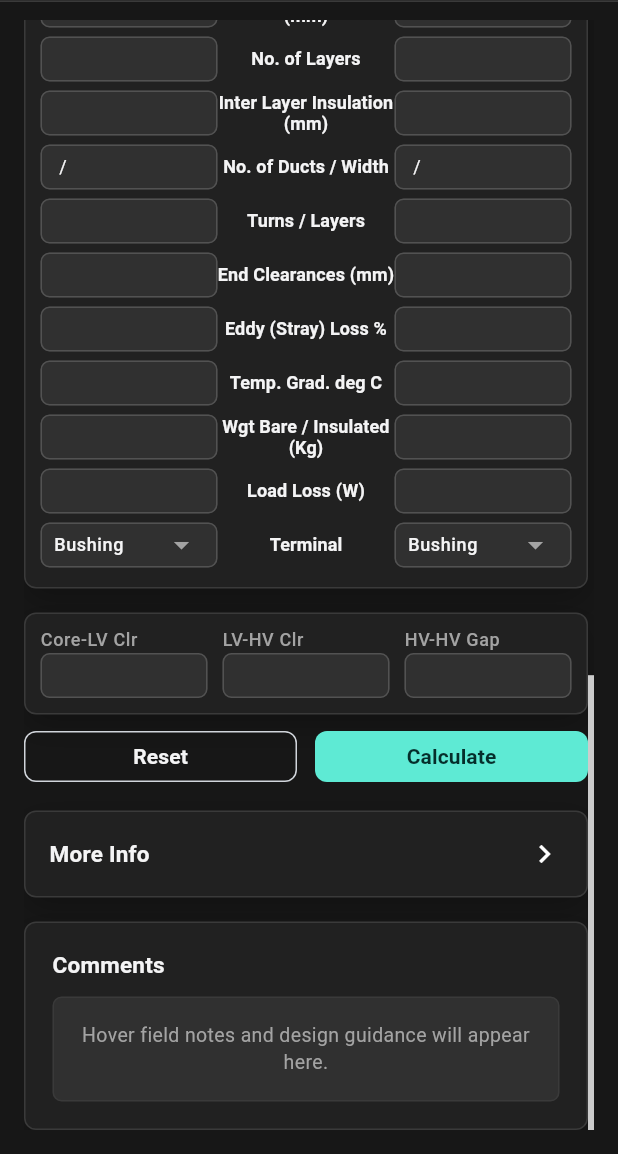
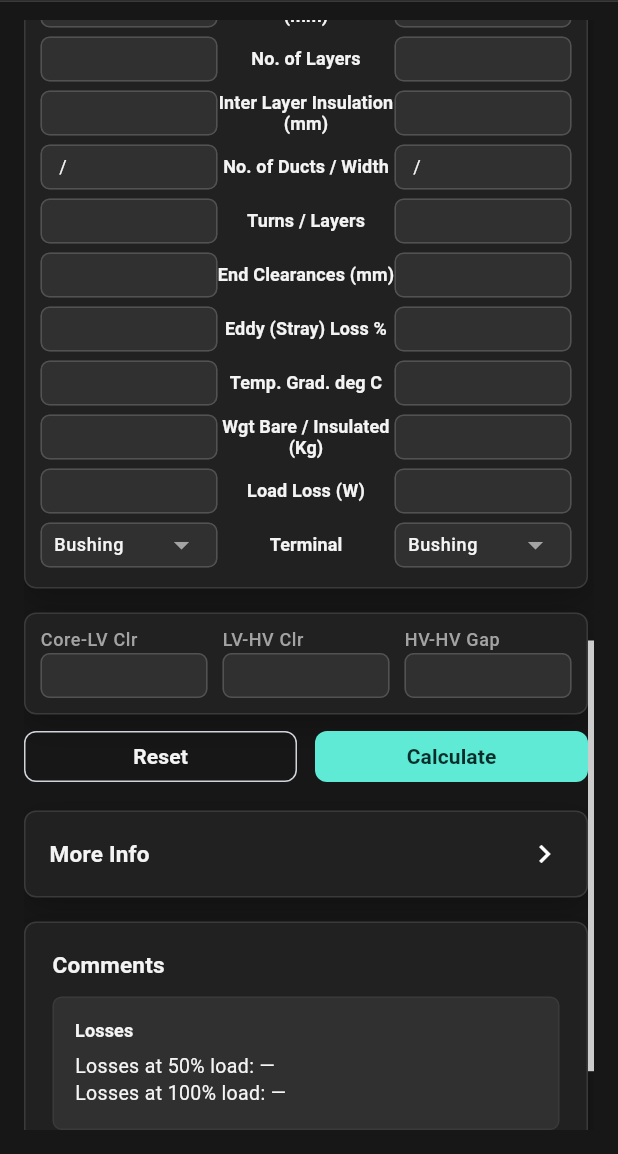
Before and after one commit to KrishTransformer/trafo_desktop, a Flutter app: the TwoWindingScreen screen opened by its route, scrolled down 1066 dp, on a phone screen of 412 x 824 dp, the part 82-1236 px from its top. Run offline on Flutter 3.47's test engine with Material 3 defaults, Android fonts, the light colour scheme and no system bars; our stand-ins replace dio, flutter_secure_storage, go_router, pdf; missing offline and left inert: webview_windows; accounts and stored records are empty; network calls fail; Roboto replaces fonts that are missing (Segoe UI).

Commit message:
Update winding inputs, losses display, and Trafo installer

```diff
--- a/lib/src/features/design_workspace/presentation/two_winding_screen.dart
+++ b/lib/src/features/design_workspace/presentation/two_winding_screen.dart
@@ -194,6 +194,12 @@ class _TwoWindingScreenState extends State<TwoWindingScreen> {
                                 ),
                                 const SizedBox(height: AppSpacing.lg),
                                 _CommentsCard(
+                                  lossesAt50Percent: state.design.stringAt(
+                                    'lossesAt50Percent',
+                                  ),
+                                  lossesAt100Percent: state.design.stringAt(
+                                    'lossesAt100Percent',
+                                  ),
                                   persistentComments: persistentComments,
                                   hoveredComment: hoveredComment,
                                 ),
@@ -1120,10 +1126,14 @@ class _ClearanceCard extends StatelessWidget {
 
 class _CommentsCard extends StatelessWidget {
   const _CommentsCard({
+    required this.lossesAt50Percent,
+    required this.lossesAt100Percent,
     required this.persistentComments,
     required this.hoveredComment,
   });
 
+  final String lossesAt50Percent;
+  final String lossesAt100Percent;
   final String persistentComments;
   final String hoveredComment;
 
@@ -1139,9 +1149,13 @@ class _CommentsCard extends StatelessWidget {
       child: Column(
         crossAxisAlignment: CrossAxisAlignment.stretch,
         children: [
-          Text(
-            'Comments',
-            style: AppTextStyles.pageTitle(context),
+          Text('Comments', style: AppTextStyles.pageTitle(context)),
+          const SizedBox(height: 12),
+          _CommentPanel(
+            title: 'Losses',
+            message:
+                'Losses at 50% load: ${lossesAt50Percent.trim().isEmpty ? '—' : '$lossesAt50Percent W'}\n'
+                'Losses at 100% load: ${lossesAt100Percent.trim().isEmpty ? '—' : '$lossesAt100Percent W'}',
           ),
           const SizedBox(height: 12),
           if (hasPersistentComments)
--- a/lib/src/features/multi_winding/domain/models/multi_winding_design.dart
+++ b/lib/src/features/multi_winding/domain/models/multi_winding_design.dart
@@ -107,6 +107,7 @@ class MultiWindingDesign {
       'coreGap': '',
       'lvhvgap': '',
       'hvhvgap': '',
+      'coilCoilGap': '',
       'lvid': '',
       'lvradial': '',
       'lvod': '',
--- a/lib/src/features/multi_winding/presentation/multi_winding_screen.dart
+++ b/lib/src/features/multi_winding/presentation/multi_winding_screen.dart
@@ -1442,7 +1442,10 @@ const _dimensionRows = <(String, String)>[
 ];
 
 List<(String, String)> _gapFields(List<_WindingSpec> windings) {
-  final fields = <(String, String)>[('Core-LV Clr', 'coilDimensions.coreGap')];
+  final fields = <(String, String)>[
+    ('Phase-to-phase gap (mm)', 'coilDimensions.coilCoilGap'),
+    ('Core-LV Clr', 'coilDimensions.coreGap'),
+  ];
   for (var index = 1; index < windings.length; index++) {
     final left = windings[index - 1];
     final right = windings[index];
```
Also changed, not shown: lib/src/features/multi_winding/application/multi_winding_controller.dart (+9 -6 lines), pubspec.yaml (+6 -6 lines), 5 other files.
